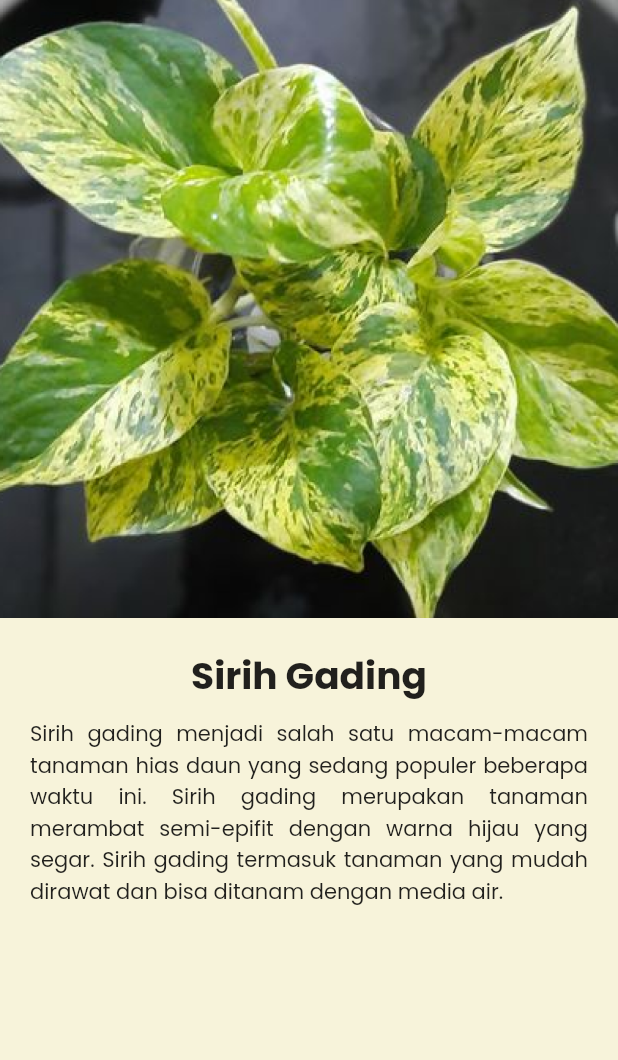
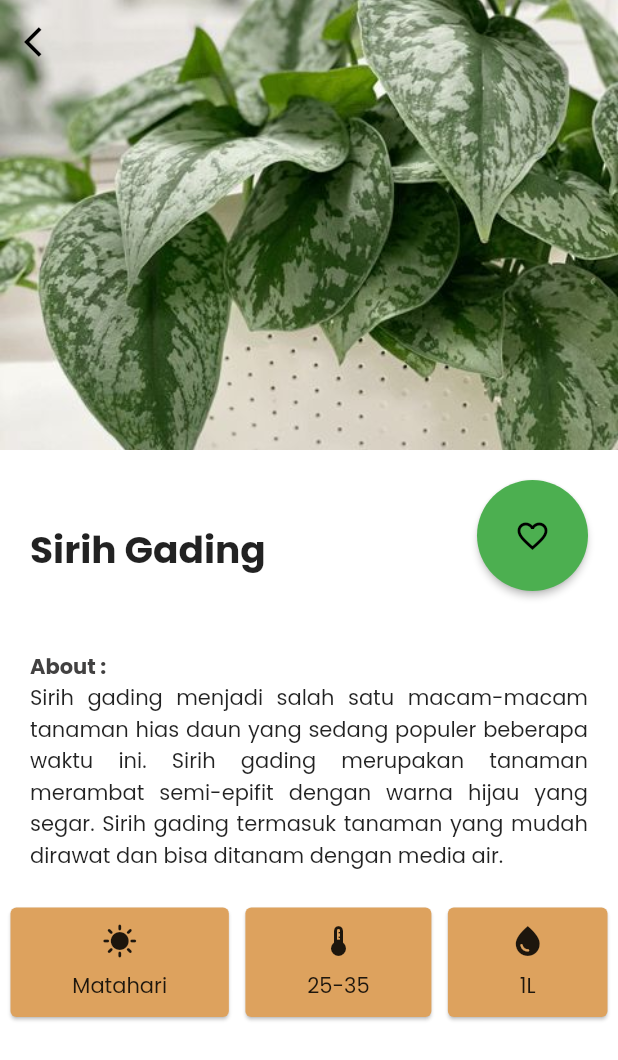
Before and after one commit to nadialvy/nanam, a Flutter app: the DetailScreen screen opened directly with sample values from the repository, on a phone screen of 412 x 824 dp. Shown: the top 1060 px of the screen. Run offline on Flutter 3.47's test engine with Material 2 defaults, Android fonts, the light colour scheme and no system bars; our stand-ins replace anim_search_bar, drop_shadow_image, fluttertoast, font_awesome_flutter.

Commit message:
Detail screen

```diff
--- a/lib/detail_screen.dart
+++ b/lib/detail_screen.dart
@@ -7,17 +7,31 @@ class DetailScreen extends StatelessWidget{
 
   @override
   Widget build(BuildContext context){
+  var widthDevice = MediaQuery.of(context).size.width;
+
     return Scaffold(
       backgroundColor: const Color.fromARGB(255, 247, 243, 218),
-      body: SingleChildScrollView(
+      body: Stack(
+        children: [
+          Container(
+            color: Colors.white,
+          ),
+          SingleChildScrollView(
             child: Column(
               mainAxisAlignment: MainAxisAlignment.start,
-          crossAxisAlignment: CrossAxisAlignment.stretch,
               children: [
                 Image.asset(
                   plant.imageDetail,
-              scale: 0.6,
+                  height: 300,
+                  width: double.infinity,
+                  fit: BoxFit.fitWidth,
                 ),
+                Padding(
+                  padding: const EdgeInsets.all(20),
+                  child: Row(
+                    mainAxisAlignment: MainAxisAlignment.spaceBetween,
+                    crossAxisAlignment: CrossAxisAlignment.center,
+                    children: [
                       Container(
                         margin: const EdgeInsets.only(top: 20),
                         child: Text(
@@ -29,21 +43,137 @@ class DetailScreen extends StatelessWidget{
                           ),
                         ),
                       ),
-            Container(
-              padding: const EdgeInsets.fromLTRB(20, 10, 20, 10),
+                      const FavoriteButton()
+                    ],
+
+                  ),
+                ),
+                Padding(
+                  padding: const EdgeInsets.all(20),
                   child: Column(
-                children: [Text(
+                    crossAxisAlignment: CrossAxisAlignment.start,
+                    children: [
+                      const Text(
+                        'About :',
+                        style: TextStyle(
+                          fontSize: 14,
+                          fontWeight: FontWeight.w600,
+                          color: Color.fromARGB(255, 66, 65, 65)
+                        ),
+                      ),
+                      Text(
                         plant.desc,
                         textAlign: TextAlign.justify,
                         style: const TextStyle(
                           fontSize: 14,
                         ),
-                )],
-              ),
                       )
                     ],
                   ),
                 ),
+                Row(
+                  mainAxisAlignment: MainAxisAlignment.spaceEvenly,
+                  children: [
+                    Card(
+                      color: Color.fromARGB(255, 221, 162, 94),
+                      child: Padding(
+                        padding: EdgeInsets.fromLTRB(widthDevice * 0.1, 10, widthDevice * 0.1, 10),
+                        child: Column(
+                          children: [
+                            const Icon(Icons.sunny),
+                            const SizedBox(height: 8,),
+                            Text(
+                              plant.light,
+                            )
+                          ],
+                        ),
+                      ),
+                    ),
+                    Card(
+                      color: Color.fromARGB(255, 221, 162, 94),
+                      child: Padding(
+                        padding: EdgeInsets.fromLTRB(widthDevice * 0.1, 10, widthDevice * 0.1, 10),
+                        child: Column(
+                          children: [
+                            const Icon(Icons.thermostat),
+                            const SizedBox(height: 8,),
+                            Text(
+                              plant.rangeTemp
+                            )
+                          ],
+                        ),
+                      ),
+                    ),
+                    Card(
+                      color: Color.fromARGB(255, 221, 162, 94),
+                      child: Padding(
+                        padding: EdgeInsets.fromLTRB(widthDevice * 0.1, 10, widthDevice * 0.1, 10),
+                        child: Column(
+                          children: [
+                            const Icon(Icons.water_drop),
+                            const SizedBox(height: 8,),
+                            Text(
+                              plant.water
+                            )
+                          ],
+                        ),
+                      ),
+                    ),
+                  ],
+                ),
+                const SizedBox(height: 20,)
+              ],
+            ),
+          ),
+          Positioned(
+            top: 0.0,
+            left: 0.0,
+            right: 0.0,
+            child: AppBar(
+              leading: IconButton(
+                icon: const Icon(Icons.arrow_back_ios),
+                color: Colors.black,
+                onPressed: (){
+                  Navigator.pop(context);
+                },
+              ),
+              backgroundColor: Colors.transparent,
+              elevation: 0.0,
+          ))
+        ],
+      ),
     );
   }
 }
+
+class FavoriteButton extends StatefulWidget {
+  const FavoriteButton({Key? key}) : super(key: key);
+
+  @override
+  State<FavoriteButton> createState() => _FavoriteButtonState();
+}
+
+class _FavoriteButtonState extends State<FavoriteButton> {
+  bool isFavorite = false;
+
+  @override
+  Widget build(BuildContext context) {
+    return ElevatedButton(
+      onPressed: () {
+        setState(() {
+          isFavorite = !isFavorite;
+        });
+      },
+      style: ElevatedButton.styleFrom(
+        shape: CircleBorder(),
+        padding: const EdgeInsets.all(25),
+        primary: Colors.green,
+        onPrimary: Colors.grey
+      ),
+      child: Icon(
+        isFavorite ? Icons.favorite : Icons.favorite_border,
+        color: Colors.black,
+      ),
+    );
+  }
+}
--- a/lib/main.dart
+++ b/lib/main.dart
@@ -21,7 +21,7 @@ class MyApp extends StatelessWidget {
         primarySwatch: generateMaterialColor(Pallette.primary),
         fontFamily: 'Poppins',
       ),
-      home: SplashScreen(),
+      home: Dashboard('nadia'),
     );
   }
 }
```
Also changed, not shown: lib/dashboard.dart (+11 -12 lines), lib/model/data_plant.dart (+41 -41 lines), images/detail_10.jpg (added), images/detail_6.jpg (added), images/detail_7.jpg (added), images/detail_8.jpg (added), images/detail_9.jpg (added), images/detail_keladihias.jpg (added), images/detail_kupinggajah.jpg (added), images/detail_lidahmertua.jpg (added), images/detail_sirgad.jpg (added), images/detail_suplir.jpg (added), images/plant_detail.jpg (added). Lines whose indentation alone changed are shown as unchanged.
